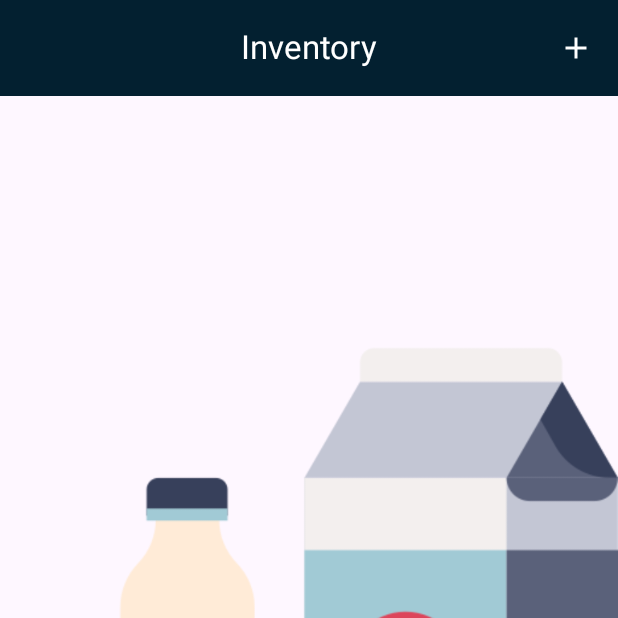
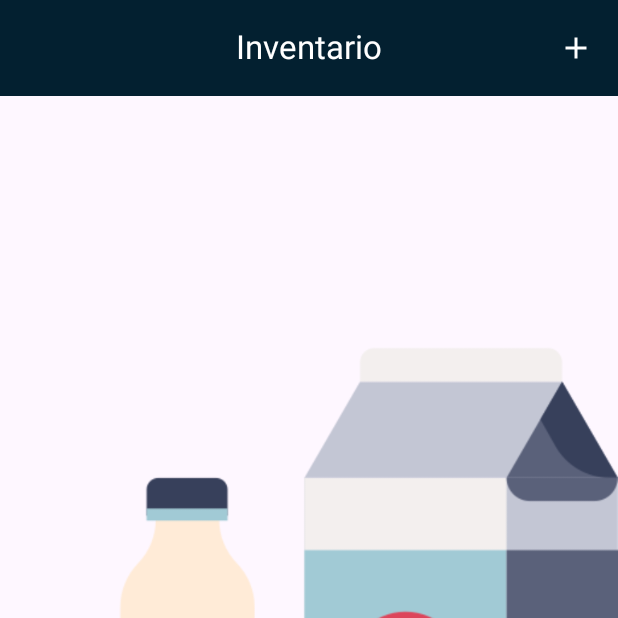
Before and after one commit to GerardoSCDev/android_local_manage_store, an Android app built with Jetpack Compose: the screen it shows after launch (MainActivity), on a phone screen of 412 x 824 dp, the top half of it. Run offline under Robolectric (Android 15) with nearby library versions, the phone set to English and light mode, and no system bars; our stand-ins replace Room's generated code.

Commit message:
change title

```diff
--- a/app/src/main/java/com/example/localmanagestore/Modules/Inventory/Components/InventoryScreenComponets/ListProductTopBar.kt
+++ b/app/src/main/java/com/example/localmanagestore/Modules/Inventory/Components/InventoryScreenComponets/ListProductTopBar.kt
@@ -21,7 +21,7 @@ fun ListProductTopBar(showBottomSheet: MutableState<Boolean>, showUpdateForm: Mu
         colors = TopAppBarDefaults.topAppBarColors(
             containerColor = Color(0xFF032030),
         ),
-        title = { Text(text = AppScreens.Inventory.name, color = Color.White) },
+        title = { Text(text = "Inventario", color = Color.White) },
         actions = {
             IconButton(onClick = {
                 productUpdated.value = ProductEntity(0, "", "", 0, "", "", "", "")
```
